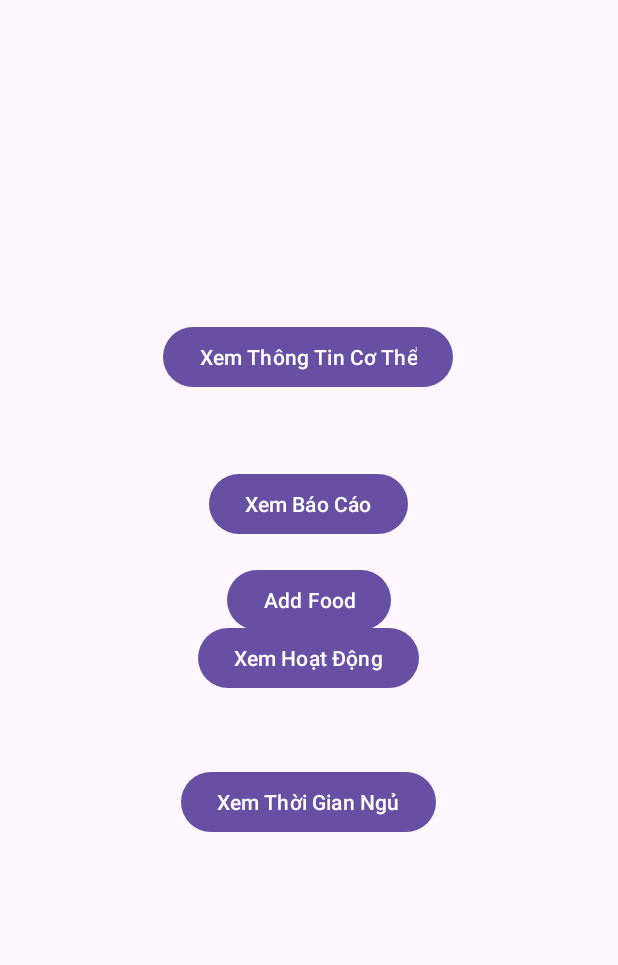
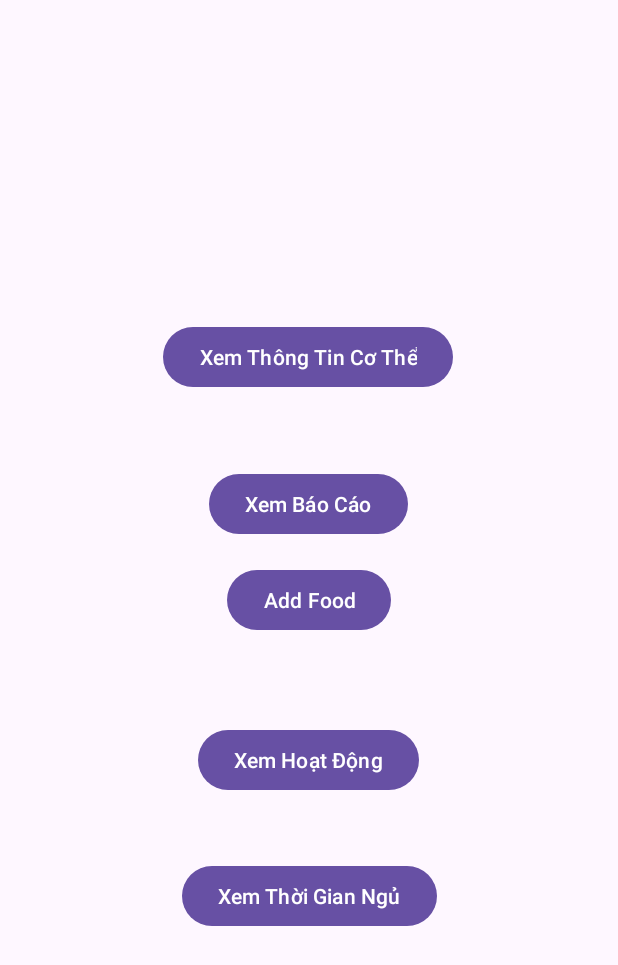
Before and after one commit to Twannnnnn/PRM_healthy, an Android app: the screen it shows after launch (MainActivity), on a phone screen of 412 x 824 dp. Shown: the top 965 px of the screen. Run offline under Robolectric (Android 15) with nearby library versions, the phone set to English and light mode, and no system bars.

Commit message:
fix sum bug

```diff
--- a/app/src/main/res/layout/activity_main.xml
+++ b/app/src/main/res/layout/activity_main.xml
@@ -31,7 +31,7 @@
         app:layout_constraintHorizontal_bias="0.498"
         app:layout_constraintStart_toStartOf="parent"
         app:layout_constraintTop_toTopOf="parent"
-        app:layout_constraintVertical_bias="0.534" />
+        app:layout_constraintVertical_bias="0.622" />
 
     <Button
         android:id="@+id/btnGoToSleepLog"
@@ -41,10 +41,9 @@
         android:text="Xem Thời Gian Ngủ"
         app:layout_constraintBottom_toBottomOf="parent"
         app:layout_constraintEnd_toEndOf="parent"
-        app:layout_constraintHorizontal_bias="0.498"
         app:layout_constraintStart_toStartOf="parent"
         app:layout_constraintTop_toTopOf="parent"
-        app:layout_constraintVertical_bias="0.658" />
+        app:layout_constraintVertical_bias="0.739" />
 
     <Button
         android:id="@+id/btnUserInfo"
@@ -58,7 +57,6 @@
         app:layout_constraintStart_toStartOf="parent"
         app:layout_constraintTop_toTopOf="parent"
         app:layout_constraintVertical_bias="0.276" />
-        app:layout_constraintVertical_bias="0.254" />
     <Button
         android:id="@+id/btnAddFood"
         android:layout_width="wrap_content"
```
